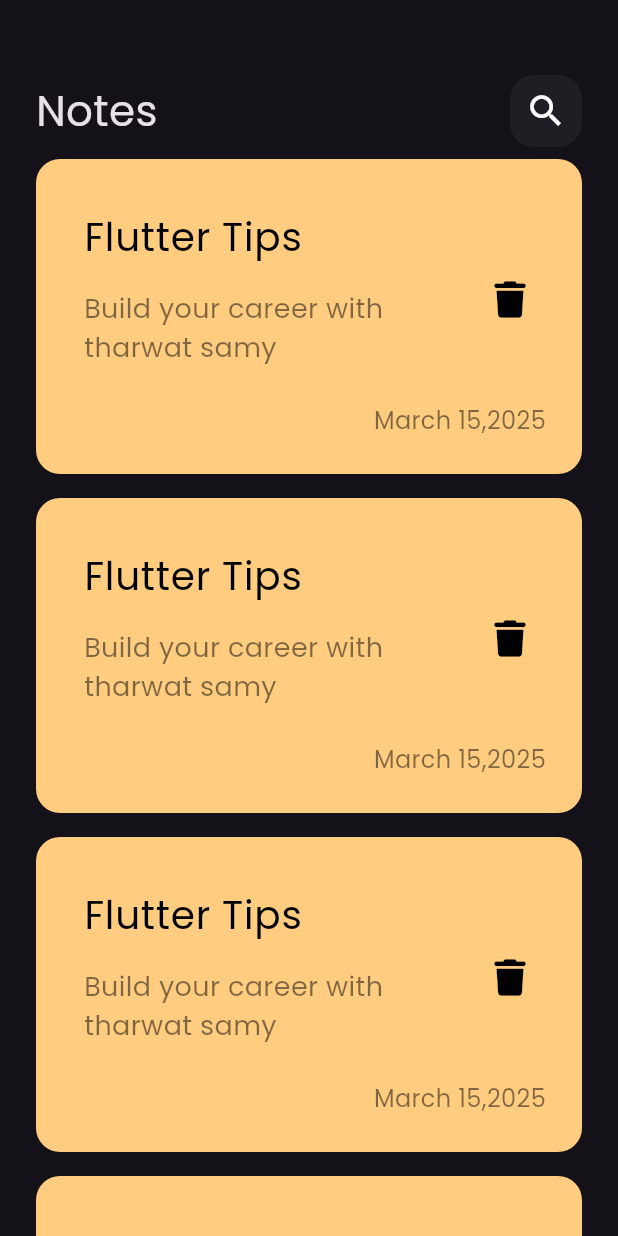
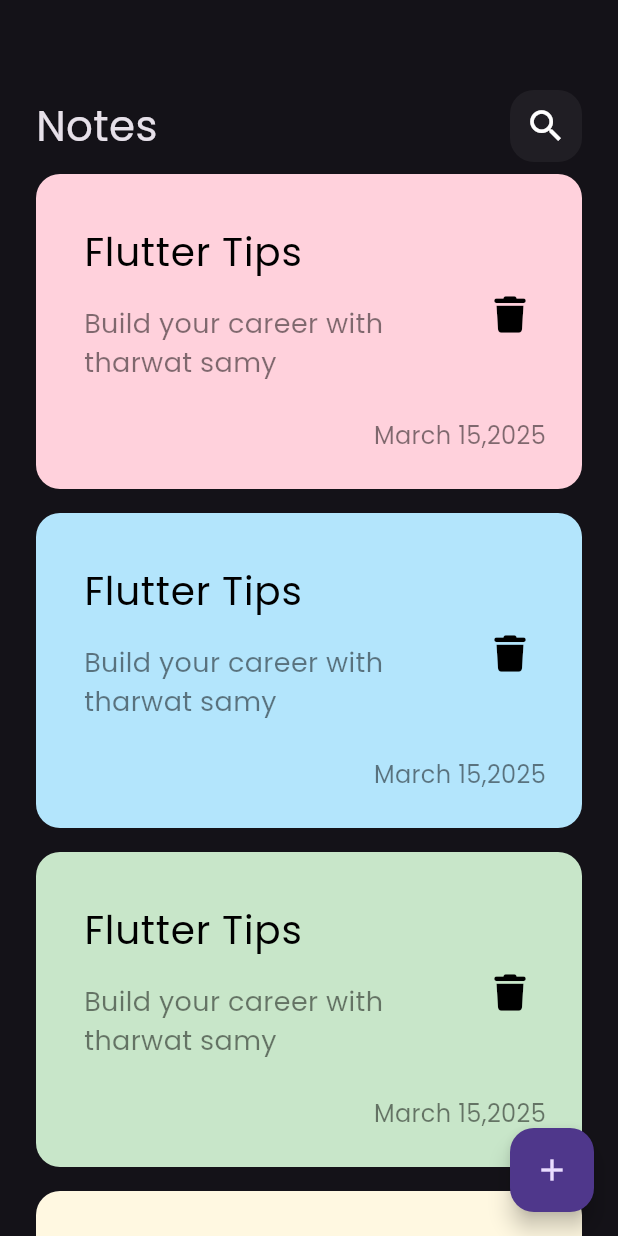
Before and after one commit to fatma-gelil/Notes_App, a Flutter app: the screen it shows after launch, on a phone screen of 412 x 824 dp. Run offline on Flutter 3.47's test engine with Material 3 defaults, Android fonts, the phone set to English and light mode, and no system bars; our stand-ins replace font_awesome_flutter.

Commit message:
floating action button

```diff
--- a/lib/views/notes_view.dart
+++ b/lib/views/notes_view.dart
@@ -6,8 +6,12 @@ class NotesView extends StatelessWidget {
 
   @override
   Widget build(BuildContext context) {
-    return const Scaffold(
-      body: NotesViewBody(),
+    return Scaffold(
+      body: const NotesViewBody(),
+      floatingActionButton: FloatingActionButton(
+        onPressed: () {},
+        child: const Icon(Icons.add),
+      ),
     );
   }
 }
--- a/lib/widgets/note_item.dart
+++ b/lib/widgets/note_item.dart
@@ -2,13 +2,14 @@ import 'package:flutter/material.dart';
 import 'package:font_awesome_flutter/font_awesome_flutter.dart';
 
 class NoteItem extends StatelessWidget {
-  const NoteItem({super.key});
+  const NoteItem({super.key,required this.bgColor});
+  final Color bgColor;
 
   @override
   Widget build(BuildContext context) {
     return Container(
       decoration: BoxDecoration(
-          color: const Color(0xffFFCC80),
+          color: bgColor,
           borderRadius: BorderRadius.circular(16)),
       child: Padding(
         padding: const EdgeInsets.only(top: 24, bottom: 24, left: 16),
--- a/lib/widgets/notes_list_view.dart
+++ b/lib/widgets/notes_list_view.dart
@@ -3,14 +3,75 @@ import 'package:notes_app/widgets/note_item.dart';
 
 class NotesListView extends StatelessWidget {
   const NotesListView({super.key});
+  final data = const [
+    Color(0xFFFFD1DC), // Pastel Pink
+    Color(0xFFB3E5FC), // Baby Blue
+    Color(0xFFC8E6C9), // Mint Green
+    Color(0xFFFFF8E1), // Soft Vanilla
+    Color(0xFFF5F5DC), // Beige
 
+    Color(0xFFFFE4E1), // Misty Rose
+    Color(0xFFAEC6CF), // Light Blue Gray
+    Color(0xFFAED581), // Soft Olive
+    Color(0xFFFFF3E0), // Peach Fuzz
+    Color(0xFFD7CCC8), // Coffee Cream
+
+    Color(0xFFFFC1CC), // Baby Pink
+    Color(0xFFD0F0C0), // Tea Green
+    Color(0xFFDCEDC8), // Light Pistachio
+    Color(0xFFFFE0B2), // Apricot
+    Color(0xFFF3E5AB), // Light Tan
+
+    Color(0xFFF8BBD0), // Light Pink
+    Color(0xFFE1F5FE), // Ice Blue
+    Color(0xFFD0F8E1), // Pastel Mint
+    Color(0xFFFFD180), // Light Mango
+    Color(0xFFEDE7F6), // Soft Violet Grey
+
+    Color(0xFFFFD6E8), // Blush Pink
+    Color(0xFFBBDEFB), // Powder Blue
+    Color(0xFFB2DFDB), // Pale Green
+    Color(0xFFFDEBD0), // Light Peach
+    Color(0xFFDCDBD9), // Pale Grey
+
+    Color(0xFFFFE0F0), // Soft Rose
+    Color(0xFF90CAF9), // Sky Blue
+    Color(0xFFA3E4D7), // Ocean Green
+    Color(0xFFFFECB3), // Soft Banana
+    Color(0xFFECEFF1), // Soft Cloud Grey
+
+    Color(0xFFE1BEE7), // Lavender Blush
+    Color(0xFF81D4FA), // Aqua Blue
+    Color(0xFFCCFFCC), // Light Grass Green
+    Color(0xFFFFF9C4), // Pale Yellow
+    Color(0xFFF0EAD6), // Light Ivory
+
+    Color(0xFFD8BFD8), // Thistle
+    Color(0xFFB2EBF2), // Soft Cyan
+    Color(0xFF99DDC8), // Soft Jade
+    Color(0xFFFFD700), // Pastel Gold
+    Color(0xFFF7F1E3), // Warm Beige
+
+    Color(0xFFD1C4E9), // Soft Lavender
+    Color(0xFF80DEEA), // Light Turquoise
+    Color(0xFFE6F4EA), // Misty Green
+    Color(0xFFFCE4EC), // Pinkish Orange
+    Color(0xFFFAE1DD), // Coral Cloud
+
+    Color(0xFFC5CAE9), // Light Periwinkle
+    Color(0xFFB2DFDB), // Pastel Teal
+    Color(0xFFC5E1A5), // Lime Mist
+    Color(0xFFF8E1AA), // Soft Sand
+    Color(0xFFCFD8DC), // Cool Blue Grey
+  ];
   @override
   Widget build(BuildContext context) {
     return ListView.builder(
+      itemCount: data.length,
       itemBuilder: (context, index) {
-        return const Padding(
-          padding: EdgeInsets.symmetric(vertical: 8),
-          child: NoteItem(),
+        return Padding(
+          padding: const EdgeInsets.symmetric(vertical: 8),
+          child: NoteItem(bgColor: data[index]),
         );
       },
     );
--- a/lib/widgets/notes_view_body.dart
+++ b/lib/widgets/notes_view_body.dart
@@ -12,7 +12,7 @@ class NotesViewBody extends StatelessWidget {
       child: Column(
         children: [
           SizedBox(
-            height: 50,
+            height: 60,
           ),
           CustomAppBar(),
           Expanded(
```
